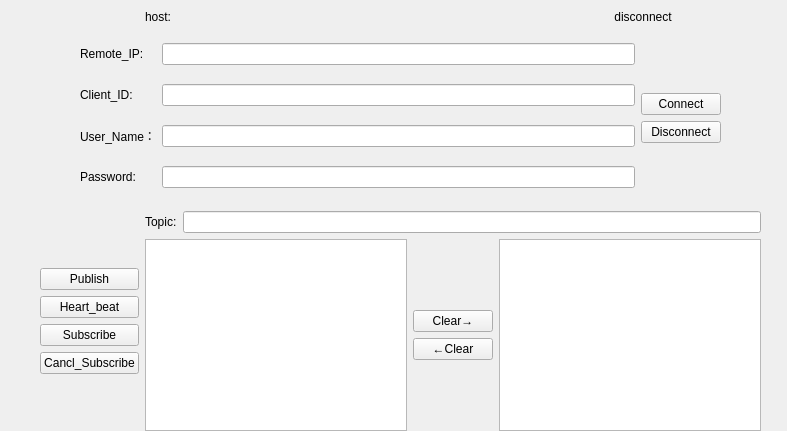
First picture: the form in window.ui, repository shencxr/MQTTClient, before the edit.
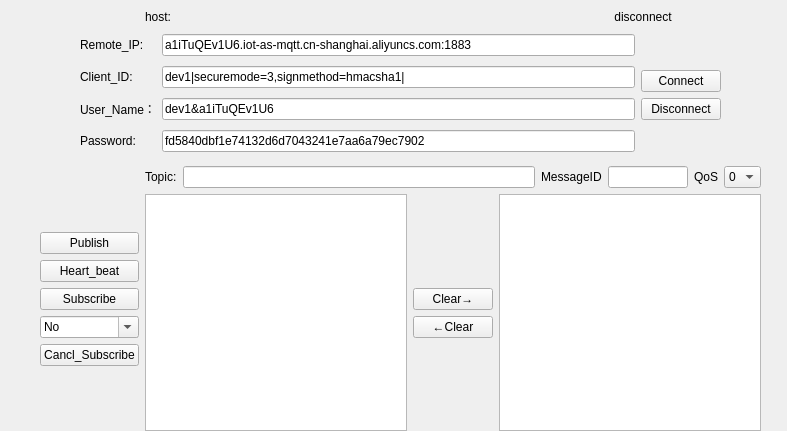
Second picture: the form after the edit.

Commit message: add un/subscribe and cycle heart beat

The edit to the form file:
```diff
--- a/window.ui
+++ b/window.ui
@@ -91,6 +91,9 @@
             <property name="inputMask">
              <string/>
             </property>
+            <property name="text">
+             <string>a1iTuQEv1U6.iot-as-mqtt.cn-shanghai.aliyuncs.com:1883</string>
+            </property>
            </widget>
           </item>
           <item row="1" column="0">
@@ -101,7 +104,11 @@
            </widget>
           </item>
           <item row="1" column="1">
-           <widget class="QLineEdit" name="Client_ID_lineEdit"/>
+           <widget class="QLineEdit" name="Client_ID_lineEdit">
+            <property name="text">
+             <string>dev1|securemode=3,signmethod=hmacsha1|</string>
+            </property>
+           </widget>
           </item>
           <item row="2" column="0">
            <widget class="QLabel" name="User_Name_label">
@@ -111,7 +118,11 @@
            </widget>
           </item>
           <item row="2" column="1">
-           <widget class="QLineEdit" name="User_Name_lineEdit"/>
+           <widget class="QLineEdit" name="User_Name_lineEdit">
+            <property name="text">
+             <string>dev1&amp;a1iTuQEv1U6</string>
+            </property>
+           </widget>
           </item>
           <item row="3" column="0">
            <widget class="QLabel" name="Password_label">
@@ -121,7 +132,11 @@
            </widget>
           </item>
           <item row="3" column="1">
-           <widget class="QLineEdit" name="Password_lineEdit"/>
+           <widget class="QLineEdit" name="Password_lineEdit">
+            <property name="text">
+             <string>fd5840dbf1e74132d6d7043241e7aa6a79ec7902</string>
+            </property>
+           </widget>
           </item>
          </layout>
         </item>
@@ -132,6 +147,9 @@
             <property name="orientation">
              <enum>Qt::Vertical</enum>
             </property>
+            <property name="sizeType">
+             <enum>QSizePolicy::Preferred</enum>
+            </property>
             <property name="sizeHint" stdset="0">
              <size>
               <width>20</width>
@@ -159,6 +177,9 @@
             <property name="orientation">
              <enum>Qt::Vertical</enum>
             </property>
+            <property name="sizeType">
+             <enum>QSizePolicy::Preferred</enum>
+            </property>
             <property name="sizeHint" stdset="0">
              <size>
               <width>20</width>
@@ -227,6 +248,44 @@
           </property>
          </widget>
         </item>
+        <item>
+         <widget class="QComboBox" name="Heart_Interval_comboBox">
+          <property name="editable">
+           <bool>true</bool>
+          </property>
+          <property name="currentIndex">
+           <number>0</number>
+          </property>
+          <property name="frame">
+           <bool>true</bool>
+          </property>
+          <item>
+           <property name="text">
+            <string>No</string>
+           </property>
+          </item>
+          <item>
+           <property name="text">
+            <string>10</string>
+           </property>
+          </item>
+          <item>
+           <property name="text">
+            <string>20</string>
+           </property>
+          </item>
+          <item>
+           <property name="text">
+            <string>50</string>
+           </property>
+          </item>
+          <item>
+           <property name="text">
+            <string>100</string>
+           </property>
+          </item>
+         </widget>
+        </item>
         <item>
          <widget class="QPushButton" name="Cancl_Subscribe_pushButton">
           <property name="text">
@@ -269,6 +328,142 @@
           <item>
            <widget class="QLineEdit" name="Topic_lineEdit"/>
           </item>
+          <item>
+           <widget class="QLabel" name="Message_ID_label">
+            <property name="text">
+             <string>MessageID</string>
+            </property>
+           </widget>
+          </item>
+          <item>
+           <widget class="QLineEdit" name="Message_ID_lineEdit">
+            <property name="sizePolicy">
+             <sizepolicy hsizetype="Preferred" vsizetype="Fixed">
+              <horstretch>0</horstretch>
+              <verstretch>0</verstretch>
+             </sizepolicy>
+            </property>
+            <property name="maximumSize">
+             <size>
+              <width>80</width>
+              <height>16777215</height>
+             </size>
+            </property>
+            <property name="cursor">
+             <cursorShape>IBeamCursor</cursorShape>
+            </property>
+            <property name="alignment">
+             <set>Qt::AlignCenter</set>
+            </property>
+           </widget>
+          </item>
+          <item>
+           <widget class="QLabel" name="QoS_label">
+            <property name="text">
+             <string>QoS</string>
+            </property>
+           </widget>
+          </item>
+          <item>
+           <widget class="QComboBox" name="QoS_comboBox">
+            <property name="maximumSize">
+             <size>
+              <width>40</width>
+              <height>16777215</height>
+             </size>
+            </property>
+            <property name="palette">
+             <palette>
+              <active>
+               <colorrole role="WindowText">
+                <brush brushstyle="SolidPattern">
+                 <color alpha="255">
+                  <red>0</red>
+                  <green>0</green>
+                  <blue>0</blue>
+                 </color>
+                </brush>
+               </colorrole>
+               <colorrole role="Light">
+                <brush brushstyle="SolidPattern">
+                 <color alpha="255">
+                  <red>255</red>
+                  <green>255</green>
+                  <blue>255</blue>
+                 </color>
+                </brush>
+               </colorrole>
+              </active>
+              <inactive>
+               <colorrole role="WindowText">
+                <brush brushstyle="SolidPattern">
+                 <color alpha="255">
+                  <red>0</red>
+                  <green>0</green>
+                  <blue>0</blue>
+                 </color>
+                </brush>
+               </colorrole>
+               <colorrole role="Light">
+                <brush brushstyle="SolidPattern">
+                 <color alpha="255">
+                  <red>255</red>
+                  <green>255</green>
+                  <blue>255</blue>
+                 </color>
+                </brush>
+               </colorrole>
+              </inactive>
+              <disabled>
+               <colorrole role="WindowText">
+                <brush brushstyle="SolidPattern">
+                 <color alpha="255">
+                  <red>120</red>
+                  <green>120</green>
+                  <blue>120</blue>
+                 </color>
+                </brush>
+               </colorrole>
+               <colorrole role="Light">
+                <brush brushstyle="SolidPattern">
+                 <color alpha="255">
+                  <red>255</red>
+                  <green>255</green>
+                  <blue>255</blue>
+                 </color>
+                </brush>
+               </colorrole>
+              </disabled>
+             </palette>
+            </property>
+            <property name="mouseTracking">
+             <bool>false</bool>
+            </property>
+            <property name="editable">
+             <bool>false</bool>
+            </property>
+            <item>
+             <property name="text">
+              <string>0</string>
+             </property>
+            </item>
+            <item>
+             <property name="text">
+              <string>1</string>
+             </property>
+            </item>
+            <item>
+             <property name="text">
+              <string>2</string>
+             </property>
+            </item>
+            <item>
+             <property name="text">
+              <string>3</string>
+             </property>
+            </item>
+           </widget>
+          </item>
          </layout>
         </item>
         <item>
```
The commit also changes 5 other files.
